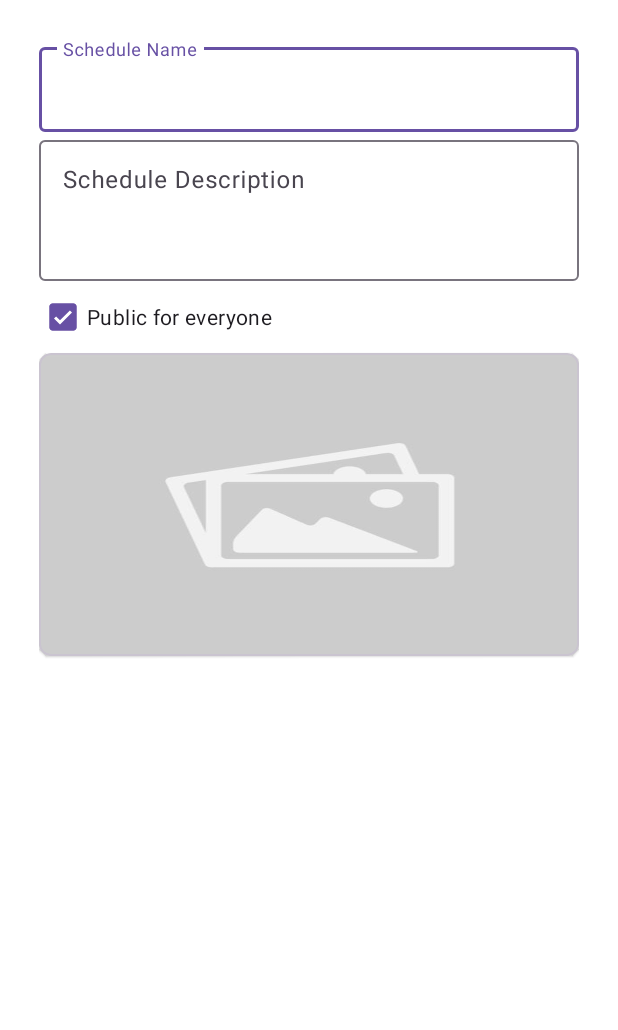
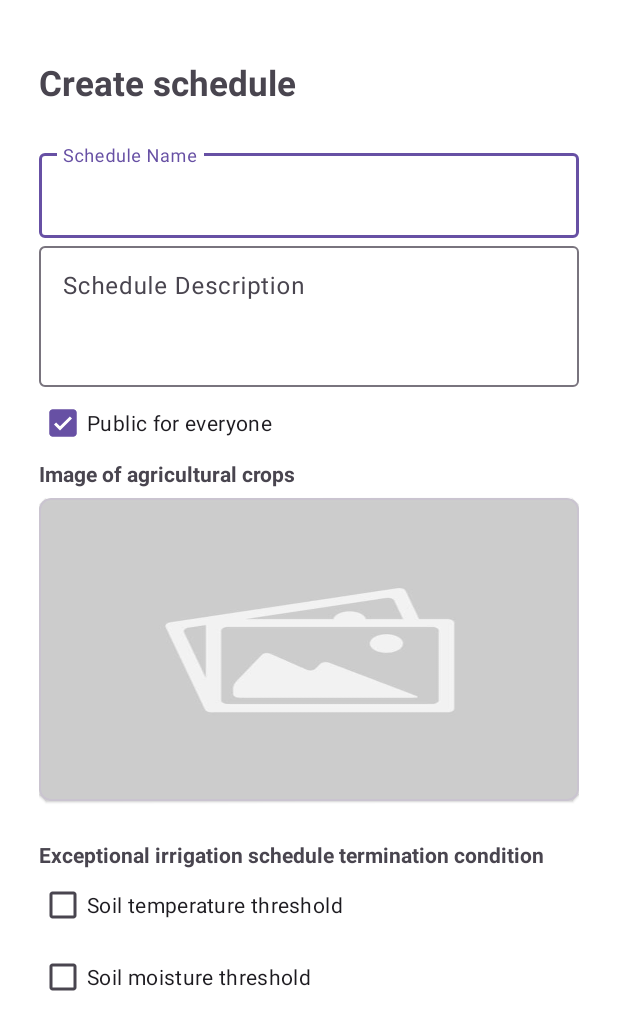
Before and after one commit to joker-ppe/mobile-thesis-project, an Android app: the CreateScheduleActivity screen opened directly, with no data from a screen before it, on a phone screen of 412 x 824 dp. Shown: the top 1030 px of the screen. Run offline under Robolectric (Android 15) with nearby library versions, the phone set to English and light mode, and no system bars; our stand-ins replace Dagger/Hilt's generated code, sdp/ssp sizes; libraries missing offline, so code that uses them is left out: com.marcinorlowski.fonty; pictures from the network do not load; 1 statement that could not run was skipped.

Commit message:
Updated: Create Schedule Activity

```diff
--- a/app/src/main/java/com/eddiez/plantirrigsys/view/activity/CreateScheduleActivity.kt
+++ b/app/src/main/java/com/eddiez/plantirrigsys/view/activity/CreateScheduleActivity.kt
@@ -2,6 +2,7 @@ package com.eddiez.plantirrigsys.view.activity
 
 import android.os.Bundle
 import android.util.Log
+import android.view.View
 import androidx.activity.result.PickVisualMediaRequest
 import androidx.activity.result.contract.ActivityResultContracts
 import com.eddiez.plantirrigsys.base.BaseActivity
@@ -9,7 +10,8 @@ import com.eddiez.plantirrigsys.databinding.ActivityCreateScheduleBinding
 
 class CreateScheduleActivity : BaseActivity() {
     private lateinit var binding: ActivityCreateScheduleBinding
-    private val pickMedia = registerForActivityResult(ActivityResultContracts.PickVisualMedia()) { uri ->
+    private val pickMedia =
+        registerForActivityResult(ActivityResultContracts.PickVisualMedia()) { uri ->
             // Callback is invoked after the user selects a media item or closes the
             // photo picker.
             if (uri != null) {
@@ -20,23 +22,42 @@ class CreateScheduleActivity : BaseActivity() {
                 Log.d("PhotoPicker", "No media selected")
             }
         }
+
     override fun onCreate(savedInstanceState: Bundle?) {
         super.onCreate(savedInstanceState)
         binding = ActivityCreateScheduleBinding.inflate(layoutInflater)
         setContentView(binding.root)
 
+        innitView()
+    }
+
+    private fun innitView() {
         binding.imgData.setOnClickListener {
             // Registers a photo picker activity launcher in single-select mode.
             pickMedia.launch(PickVisualMediaRequest(ActivityResultContracts.PickVisualMedia.ImageOnly))
+        }
 
-//            val mimeType = "image/gif"
-//            pickMedia.launch(
-//                PickVisualMediaRequest(
-//                    ActivityResultContracts.PickVisualMedia.SingleMimeType(
-//                        mimeType
-//                    )
-//                )
-//            )
+        binding.ftfTemperatureThreshold.visibility = View.GONE
+        binding.ftfMoistureThreshold.visibility = View.GONE
+
+        binding.cbTemperatureThreshold.setOnCheckedChangeListener { _, isChecked ->
+            run {
+                if (isChecked) {
+                    binding.ftfTemperatureThreshold.visibility = View.VISIBLE
+                } else {
+                    binding.ftfTemperatureThreshold.visibility = View.GONE
                 }
             }
         }
+
+        binding.cbMoistureThreshold.setOnCheckedChangeListener { _, isChecked ->
+            run {
+                if (isChecked) {
+                    binding.ftfMoistureThreshold.visibility = View.VISIBLE
+                } else {
+                    binding.ftfMoistureThreshold.visibility = View.GONE
+                }
+            }
+        }
+    }
+}
--- a/app/src/main/res/layout/activity_create_schedule.xml
+++ b/app/src/main/res/layout/activity_create_schedule.xml
@@ -1,29 +1,41 @@
 <?xml version="1.0" encoding="utf-8"?>
-<androidx.constraintlayout.widget.ConstraintLayout xmlns:android="http://schemas.android.com/apk/res/android"
+<androidx.core.widget.NestedScrollView xmlns:android="http://schemas.android.com/apk/res/android"
     xmlns:app="http://schemas.android.com/apk/res-auto"
     xmlns:tools="http://schemas.android.com/tools"
     android:layout_width="match_parent"
     android:layout_height="match_parent"
     android:background="@android:color/white"
-    tools:context=".view.activity.CreateScheduleActivity"
+    tools:context=".view.activity.CreateScheduleActivity">
 
-    android:padding="@dimen/_20sdp"
-    >
+    <androidx.constraintlayout.widget.ConstraintLayout
+        android:layout_width="match_parent"
+        android:layout_height="match_parent"
+        android:padding="@dimen/_20sdp">
+
+        <TextView
+            android:id="@+id/tvTitle"
+            android:layout_width="match_parent"
+            android:layout_height="wrap_content"
+            android:text="Create schedule"
+            android:textStyle="bold"
+            android:textSize="@dimen/_18ssp"
+            android:layout_marginTop="@dimen/_10sdp"
+
+            app:layout_constraintTop_toTopOf="parent" />
 
         <com.google.android.material.textfield.TextInputLayout
             android:id="@+id/filledTextFieldTitle"
             android:layout_width="match_parent"
             android:layout_height="wrap_content"
-        android:hint="Schedule Name"
-        app:layout_constraintTop_toTopOf="parent"
-        >
+            android:hint="@string/schedule_name"
+            android:layout_marginTop="@dimen/_20sdp"
+            app:layout_constraintTop_toBottomOf="@id/tvTitle">
 
             <com.google.android.material.textfield.TextInputEditText
                 android:layout_width="match_parent"
                 android:layout_height="wrap_content"
                 android:inputType="text"
-            android:maxLines="1"
-            />
+                android:maxLines="1" />
 
         </com.google.android.material.textfield.TextInputLayout>
 
@@ -31,18 +43,16 @@
             android:id="@+id/filledTextFieldDescription"
             android:layout_width="match_parent"
             android:layout_height="wrap_content"
-        android:hint="Schedule Description"
-        app:layout_constraintTop_toBottomOf="@id/filledTextFieldTitle"
-        >
+            android:hint="@string/schedule_description"
+            app:layout_constraintTop_toBottomOf="@id/filledTextFieldTitle">
 
             <com.google.android.material.textfield.TextInputEditText
                 android:layout_width="match_parent"
                 android:layout_height="wrap_content"
+                android:gravity="top|start"
                 android:inputType="textMultiLine"
-            android:minLines="3"
                 android:maxLines="3"
-            android:gravity="top|start"
-            />
+                android:minLines="3" />
 
         </com.google.android.material.textfield.TextInputLayout>
 
@@ -50,33 +60,106 @@
             android:id="@+id/cbPublic"
             android:layout_width="match_parent"
             android:layout_height="wrap_content"
+            android:checked="true"
             android:text="@string/public_for_everyone"
-        android:checked="true"
-        app:layout_constraintTop_toBottomOf="@id/filledTextFieldDescription"
-        />
+            app:layout_constraintTop_toBottomOf="@id/filledTextFieldDescription" />
+
+        <TextView
+            android:id="@+id/tvImageDesc"
+            android:layout_width="match_parent"
+            android:layout_height="wrap_content"
+            android:text="@string/image_of_agricultural_crops"
+            android:textStyle="bold"
+
+            app:layout_constraintTop_toBottomOf="@id/cbPublic" />
 
         <com.google.android.material.card.MaterialCardView
+            android:id="@+id/bgImgData"
             style="@style/Widget.MaterialComponents.CardView"
             android:layout_width="match_parent"
             android:layout_height="0dp"
+            android:layout_marginTop="@dimen/_5sdp"
             app:cardBackgroundColor="@color/white"
-        app:layout_constraintTop_toBottomOf="@id/cbPublic"
+            app:layout_constraintDimensionRatio="16:9"
 
-        app:layout_constraintDimensionRatio="16:9"
-        >
+            app:layout_constraintTop_toBottomOf="@id/tvImageDesc">
 
             <ImageView
                 android:id="@+id/imgData"
                 android:layout_width="match_parent"
                 android:layout_height="match_parent"
-            android:scaleType="fitXY"
-            android:src="@drawable/image_default"
-
                 android:clickable="true"
                 android:focusable="true"
-            />
+
+                android:scaleType="fitXY"
+                android:src="@drawable/image_default" />
             <!-- Card contents. -->
 
         </com.google.android.material.card.MaterialCardView>
 
+        <androidx.constraintlayout.widget.ConstraintLayout
+            android:layout_width="match_parent"
+            android:layout_height="wrap_content"
+            android:layout_marginTop="@dimen/_20sdp"
+
+            app:layout_constraintTop_toBottomOf="@id/bgImgData">
+
+            <TextView
+                android:id="@+id/tvStopCondition"
+                android:layout_width="match_parent"
+                android:layout_height="wrap_content"
+                android:text="Exceptional irrigation schedule termination condition"
+                android:textStyle="bold"
+
+                app:layout_constraintTop_toTopOf="parent" />
+
+            <CheckBox
+                android:id="@+id/cbTemperatureThreshold"
+                android:layout_width="match_parent"
+                android:layout_height="wrap_content"
+                android:checked="false"
+                android:text="Soil temperature threshold"
+                app:layout_constraintTop_toBottomOf="@id/tvStopCondition" />
+
+            <com.google.android.material.textfield.TextInputLayout
+                android:id="@+id/ftfTemperatureThreshold"
+                android:layout_width="match_parent"
+                android:layout_height="wrap_content"
+                android:hint="Soil temperature threshold (°C)"
+                app:layout_constraintTop_toBottomOf="@id/cbTemperatureThreshold">
+
+                <com.google.android.material.textfield.TextInputEditText
+                    android:layout_width="match_parent"
+                    android:layout_height="wrap_content"
+                    android:inputType="number"
+                    android:maxLines="1" />
+
+            </com.google.android.material.textfield.TextInputLayout>
+
+            <CheckBox
+                android:id="@+id/cbMoistureThreshold"
+                android:layout_width="match_parent"
+                android:layout_height="wrap_content"
+                android:checked="false"
+                android:text="Soil moisture threshold"
+                app:layout_constraintTop_toBottomOf="@id/ftfTemperatureThreshold" />
+
+            <com.google.android.material.textfield.TextInputLayout
+                android:id="@+id/ftfMoistureThreshold"
+                android:layout_width="match_parent"
+                android:layout_height="wrap_content"
+                android:hint="Soil moisture threshold (%)"
+                app:layout_constraintTop_toBottomOf="@id/cbMoistureThreshold">
+
+                <com.google.android.material.textfield.TextInputEditText
+                    android:layout_width="match_parent"
+                    android:layout_height="wrap_content"
+                    android:inputType="number"
+                    android:maxLines="1" />
+
+            </com.google.android.material.textfield.TextInputLayout>
+
         </androidx.constraintlayout.widget.ConstraintLayout>
+    </androidx.constraintlayout.widget.ConstraintLayout>
+
+</androidx.core.widget.NestedScrollView>
--- a/app/src/main/res/values/strings.xml
+++ b/app/src/main/res/values/strings.xml
@@ -12,4 +12,7 @@
     <string name="my_schedule">My schedules</string>
     <string name="create_or_explore_na_schedule">Create or Explore\na schedule</string>
     <string name="public_for_everyone">Public for everyone</string>
+    <string name="schedule_name">Schedule Name</string>
+    <string name="schedule_description">Schedule Description</string>
+    <string name="image_of_agricultural_crops">Image of agricultural crops</string>
 </resources>
```
Lines whose indentation alone changed are shown as unchanged.
